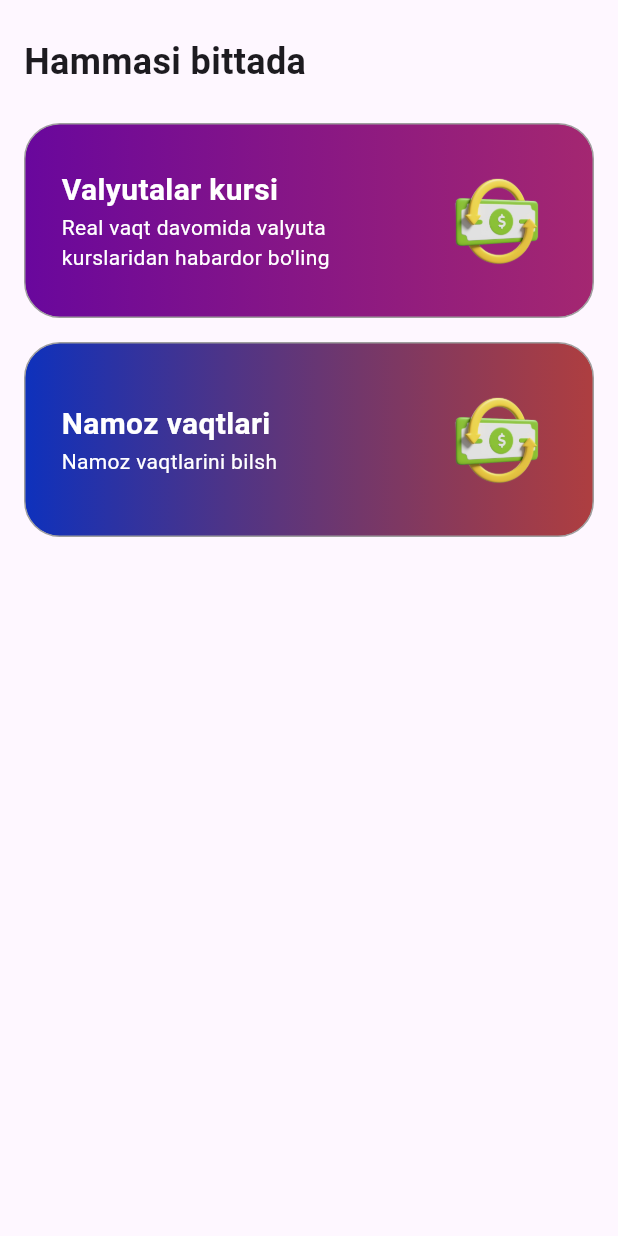
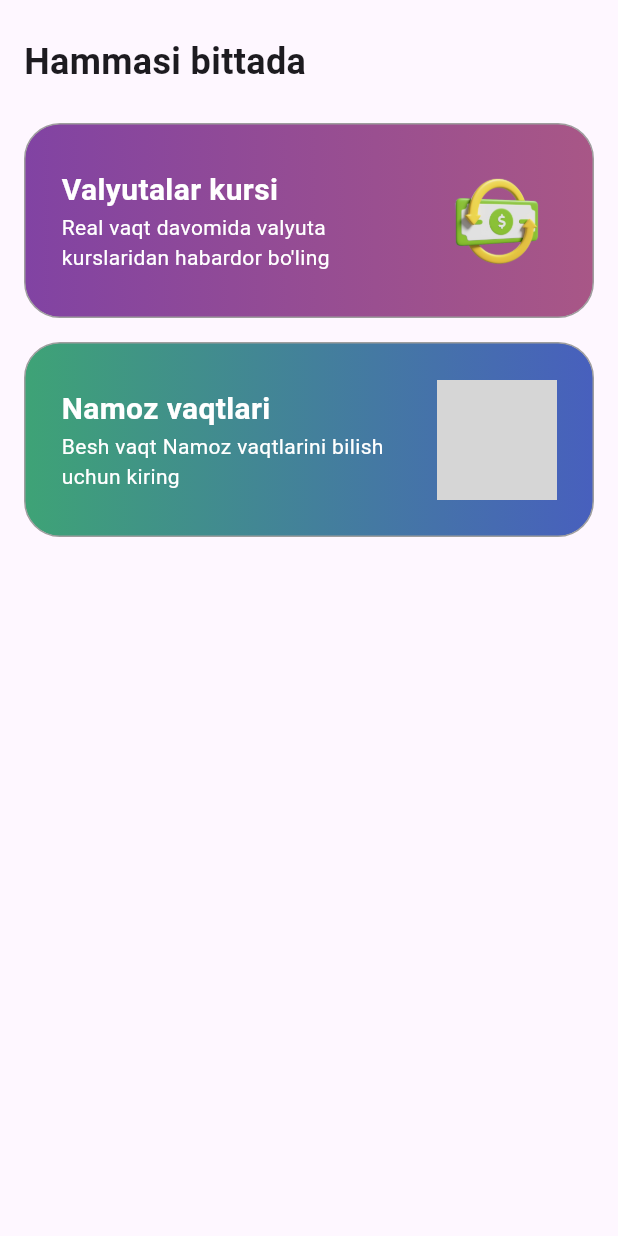
Before and after one commit to MuhammadBobir/universalapp, a Flutter app: the screen it shows after launch, on a phone screen of 412 x 824 dp. Run offline on Flutter 3.47's test engine with Material 2 defaults, Android fonts, the phone set to English and light mode, and no system bars; our stand-ins replace dio, get; grey boxes are pictures that could not be loaded.

Commit message:
Namoz vaqtlari

```diff
--- a/lib/config/Colors.dart
+++ b/lib/config/Colors.dart
@@ -1,9 +1,10 @@
 import 'package:universal_app/config/Import.dart';
 
 class AppColors {
-  static Color red = const Color.fromARGB(198, 151, 9, 9);
-  static Color blue = const Color.fromARGB(250, 9, 45, 187);
-  static Color yellow = const Color.fromARGB(224, 183, 180, 10);
-  static Color pink = const Color.fromARGB(221, 150, 7, 91);
-  static Color violet = const Color.fromARGB(255, 105, 7, 157);
+  static Color red = const Color.fromARGB(239, 155, 63, 63);
+  static Color blue = const Color.fromARGB(246, 65, 90, 187);
+  static Color yellow = const Color.fromARGB(223, 185, 183, 67);
+  static Color pink = const Color.fromARGB(221, 155, 62, 116);
+  static Color violet = const Color.fromARGB(255, 129, 67, 163);
+  static Color green = const Color.fromARGB(255, 62, 163, 118);
 }
--- a/lib/config/images.dart
+++ b/lib/config/images.dart
@@ -1,3 +1,4 @@
 class AppImages {
   static String money = 'assets/images/money.png';
+  static String masjid = 'assets/images/masjid.png';
 }
--- a/lib/pages/Home.dart
+++ b/lib/pages/Home.dart
@@ -1,4 +1,5 @@
 import 'package:universal_app/config/Import.dart';
+import 'package:universal_app/pages/Cities.dart';
 
 class HomePage extends StatefulWidget {
   const HomePage({super.key});
@@ -43,13 +44,13 @@ class _HomeState extends State<HomePage> {
                   HomeButton(
                     icon: Icons.attach_money,
                     text: "Namoz vaqtlari",
-                    subtitle: "Namoz vaqtlarini bilsh",
-                    image: AppImages.money,
-                    colors: [AppColors.blue, AppColors.red],
+                    subtitle: "Besh vaqt Namoz vaqtlarini bilish uchun kiring",
+                    image: AppImages.masjid,
+                    colors: [AppColors.green, AppColors.blue],
                     textColor: Colors.white,
                     onTap: () {
                       contoller.fetchCurrensies();
-                      Get.to(const Currensies());
+                      Get.to(const Cities());
                     },
                   ),
                 ],
--- a/lib/stores/home_controller.dart
+++ b/lib/stores/home_controller.dart
@@ -1,5 +1,6 @@
 import 'package:dio/dio.dart';
 import 'package:universal_app/config/Import.dart';
+import 'package:universal_app/pages/PrayerTime.dart';
 
 class HomeContoller extends GetxController {
   //https://cbu.uz/ru/arkhiv-kursov-valyut/json/
@@ -35,6 +36,33 @@ class HomeContoller extends GetxController {
     "Farg'ona",
     "Andijon",
     "Namangan",
-    "Buxoro"
+    "Guliston",
+    "Jizzax",
+    "Samarqand",
+    "Buxoro",
+    "Qarshi",
+    "Nukus",
+    "Navoiy",
+    "Xiva"
   ];
+
+  Map<String, dynamic> prayerTime =
+      {}; // Map bu obye'kt Ikkita xusiyat berilyapti String = kaliti va dynamic = qiymati
+  String selectCity = '';
+  fetchPrayerTimes() async {
+    try {
+      loading = true;
+      update();
+      var res = await http.get(
+          "https://islomapi.uz/api/present/day?region=$selectCity"); // await da ma'lumot kelib kutib turadi, agar kelmasa errorga berib yuboriladi.
+      prayerTime = res.data;
+      Get.to(
+          () => const PrayerTime()); // Shu page ga o'tish ya'ni Prayer timega
+    } catch (err) {
+      Get.snackbar("Xatolik", "Ma'lumot topilmadi");
+    } finally {
+      loading = false;
+      update();
+    }
+  }
 }
```
Also changed, not shown: lib/pages/Cities.dart (added, +31 -0 lines), lib/pages/PrayerTime.dart (added, +113 -0 lines), assets/images/Masjid.png (added).
